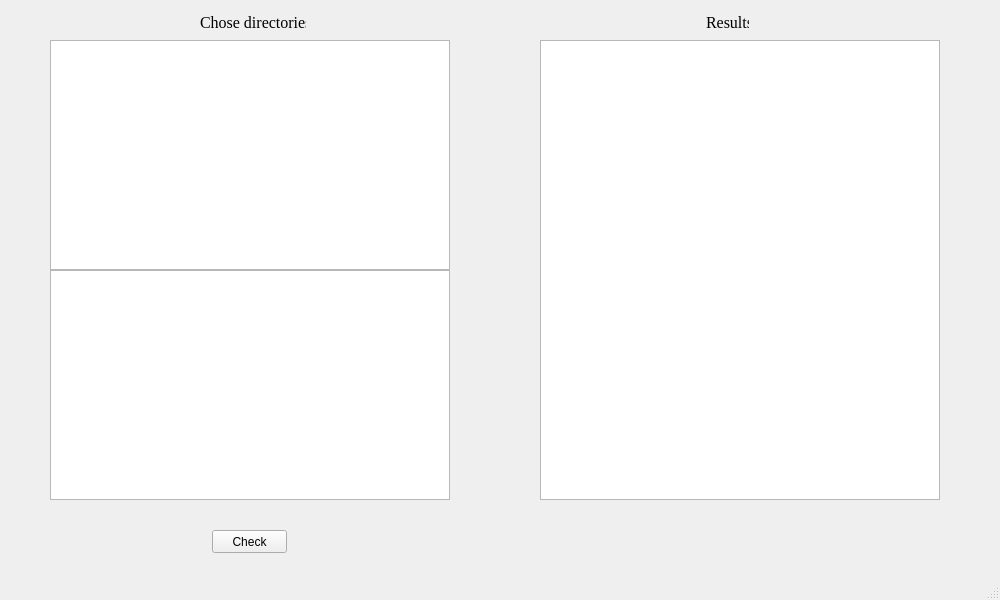
The window that mainwindow.ui (AntonK17/DuplicateFinder) describes before a commit, drawn with Qt 5.
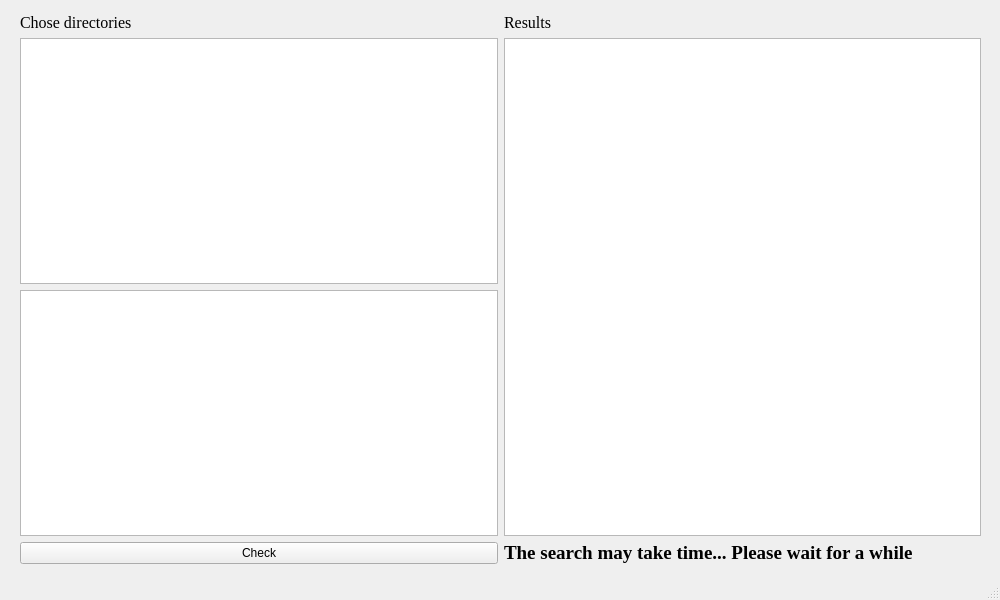
The same window after the commit.

```diff
--- a/mainwindow.ui
+++ b/mainwindow.ui
@@ -20,15 +20,41 @@
    <bool>false</bool>
   </property>
   <widget class="QWidget" name="centralwidget">
+   <widget class="QWidget" name="layoutWidget">
+    <property name="geometry">
+     <rect>
+      <x>20</x>
+      <y>13</y>
+      <width>961</width>
+      <height>551</height>
+     </rect>
+    </property>
+    <layout class="QHBoxLayout" name="horizontalLayout">
+     <item>
+      <layout class="QVBoxLayout" name="verticalLayout_2">
+       <item>
+        <widget class="QLabel" name="lbl1">
+         <property name="enabled">
+          <bool>true</bool>
+         </property>
+         <property name="font">
+          <font>
+           <family>Times New Roman</family>
+           <pointsize>12</pointsize>
+          </font>
+         </property>
+         <property name="text">
+          <string>Chose directories</string>
+         </property>
+         <property name="textFormat">
+          <enum>Qt::PlainText</enum>
+         </property>
+        </widget>
+       </item>
+       <item>
+        <layout class="QVBoxLayout" name="verticalLayout">
+         <item>
    <widget class="QListView" name="DirChooseLeft">
-    <property name="geometry">
-     <rect>
-      <x>50</x>
-      <y>40</y>
-      <width>400</width>
-      <height>230</height>
-     </rect>
-    </property>
     <property name="font">
      <font>
       <family>Times New Roman</family>
@@ -44,53 +70,32 @@
      <bool>false</bool>
     </property>
    </widget>
+         </item>
+         <item>
+          <widget class="QListView" name="DirChooseRight">
+           <property name="font">
+            <font>
+             <family>Times New Roman</family>
+             <pointsize>10</pointsize>
+            </font>
+           </property>
+          </widget>
+         </item>
+        </layout>
+       </item>
+       <item>
    <widget class="QPushButton" name="Check_btn">
-    <property name="geometry">
-     <rect>
-      <x>212</x>
-      <y>530</y>
-      <width>75</width>
-      <height>23</height>
-     </rect>
-    </property>
     <property name="text">
      <string>Check</string>
     </property>
    </widget>
-   <widget class="QLabel" name="lbl1">
-    <property name="enabled">
-     <bool>true</bool>
-    </property>
-    <property name="geometry">
-     <rect>
-      <x>200</x>
-      <y>13</y>
-      <width>106</width>
-      <height>19</height>
-     </rect>
-    </property>
-    <property name="font">
-     <font>
-      <family>Times New Roman</family>
-      <pointsize>12</pointsize>
-     </font>
-    </property>
-    <property name="text">
-     <string>Chose directories</string>
-    </property>
-    <property name="textFormat">
-     <enum>Qt::PlainText</enum>
-    </property>
-   </widget>
-   <widget class="QLabel" name="label">
-    <property name="geometry">
-     <rect>
-      <x>706</x>
-      <y>13</y>
-      <width>43</width>
-      <height>19</height>
-     </rect>
-    </property>
+       </item>
+      </layout>
+     </item>
+     <item>
+      <layout class="QVBoxLayout" name="verticalLayout_3">
+       <item>
+        <widget class="QLabel" name="ResultLabel">
     <property name="font">
      <font>
       <family>Times New Roman</family>
@@ -101,31 +106,34 @@
      <string>Results</string>
     </property>
    </widget>
+       </item>
+       <item>
    <widget class="QListWidget" name="ResultList">
-    <property name="geometry">
-     <rect>
-      <x>540</x>
-      <y>40</y>
-      <width>400</width>
-      <height>460</height>
-     </rect>
-    </property>
-   </widget>
-   <widget class="QListView" name="DirChooseRight">
-    <property name="geometry">
-     <rect>
-      <x>50</x>
-      <y>270</y>
-      <width>400</width>
-      <height>230</height>
-     </rect>
-    </property>
+         <property name="font">
+          <font>
+           <pointsize>12</pointsize>
+          </font>
+         </property>
+        </widget>
+       </item>
+       <item>
+        <widget class="QLabel" name="Warning_lbl">
     <property name="font">
      <font>
       <family>Times New Roman</family>
-      <pointsize>10</pointsize>
-     </font>
-    </property>
+           <pointsize>14</pointsize>
+           <weight>75</weight>
+           <bold>true</bold>
+          </font>
+         </property>
+         <property name="text">
+          <string>The search may take time... Please wait for a while</string>
+         </property>
+        </widget>
+       </item>
+      </layout>
+     </item>
+    </layout>
    </widget>
   </widget>
   <widget class="QMenuBar" name="menubar">
```
Lines whose indentation alone changed are shown as unchanged.
